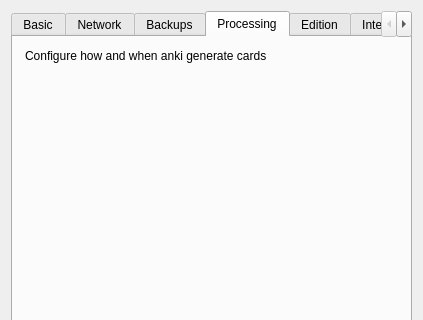
Before: the Qt Designer form designer/preferences.ui in lovac42/anki, drawn with Qt 5; both pictures show x 0 to 423 and y 0 to 320 of the 423 by 525 pixel window.
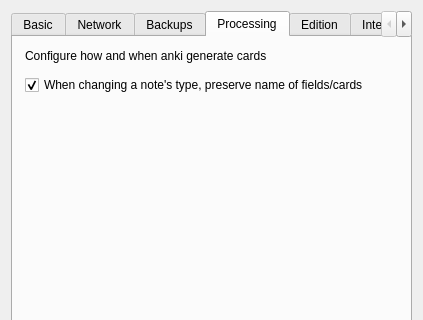
After: the same form once the commit is applied. The open tabs and pages were chosen to show the change.

Commit message: Consider name when changing type of a note

What changed in the file:
```diff
--- a/designer/preferences.ui
+++ b/designer/preferences.ui
@@ -459,6 +459,16 @@
          </property>
         </widget>
        </item>
+       <item>
+        <widget class="QCheckBox" name="preserveName">
+         <property name="text">
+          <string>When changing a note's type, preserve name of fields/cards</string>
+         </property>
+         <property name="checked">
+          <bool>true</bool>
+         </property>
+        </widget>
+       </item>
        <item>
         <spacer name="verticalSpacer">
          <property name="orientation">
```
The commit also changes 17 other files.
